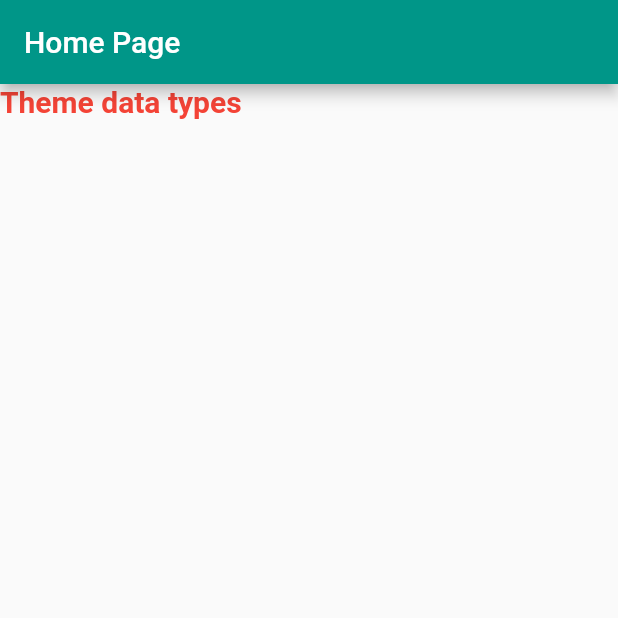
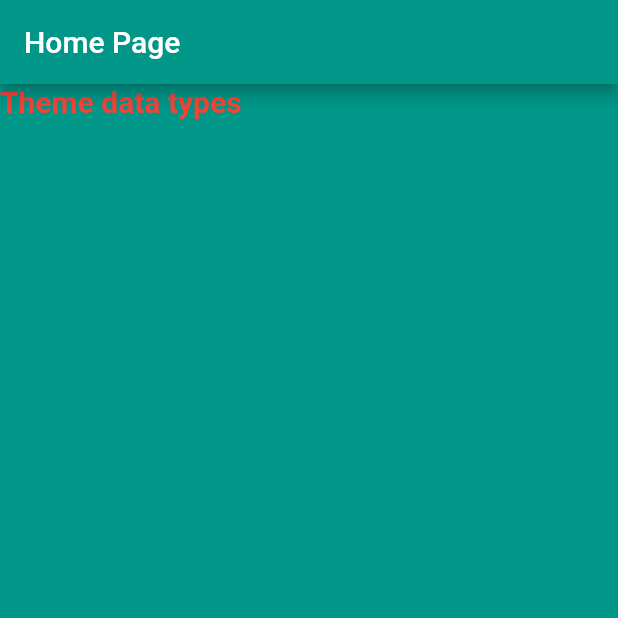
Before and after one commit to Angel-cuba/Full_Stack_Flutter, a Flutter app: the screen it shows after launch, on a phone screen of 412 x 824 dp, the top half of it. Run offline on Flutter 3.47's test engine with Material 2 defaults, Android fonts, the phone set to English and light mode, and no system bars.

Commit message:
Add default theme props

```diff
--- a/lib/main.dart
+++ b/lib/main.dart
@@ -1,5 +1,6 @@
 import 'package:flutter/material.dart';
 import 'package:learning_flutter/ui/home_page.dart';
+import 'package:learning_flutter/ui/theme/theme.dart';
 
 void main() {
   runApp(const MyApp());
@@ -15,8 +16,8 @@ class MyApp extends StatelessWidget {
       title: 'Flutter Demo',
       debugShowCheckedModeBanner: false,
       // Here is the theme data type depending on the device theme
-      theme: ThemeData.light(),
-      darkTheme: ThemeData.dark(),
+      theme: AppTheme.lightTheme,
+      darkTheme: AppTheme.darkTheme,
       home: const HomePage(),
     );
   }
--- a/lib/ui/home_page.dart
+++ b/lib/ui/home_page.dart
@@ -12,7 +12,6 @@ class _HomePageState extends State<HomePage> {
   Widget build(BuildContext context) {
     return Scaffold(
       appBar: AppBar(
-        backgroundColor: Colors.teal,
         title: const Text('Home Page', style: TextStyle(color: Colors.white)),
       ),
       body: Column(children: const [
```
